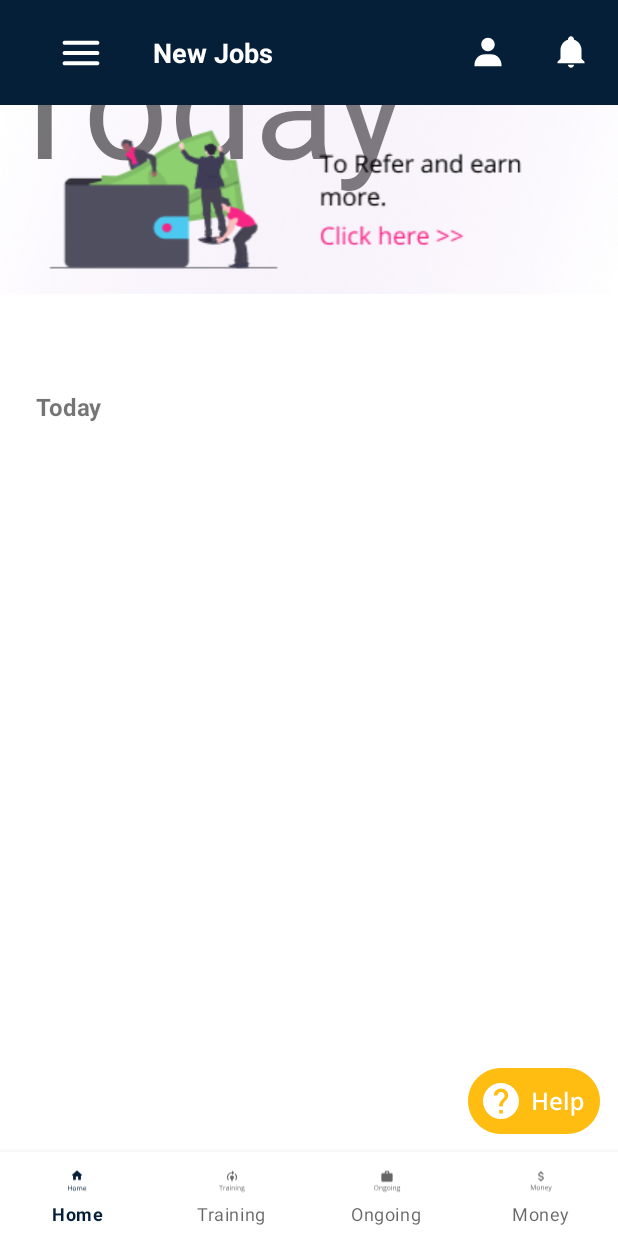
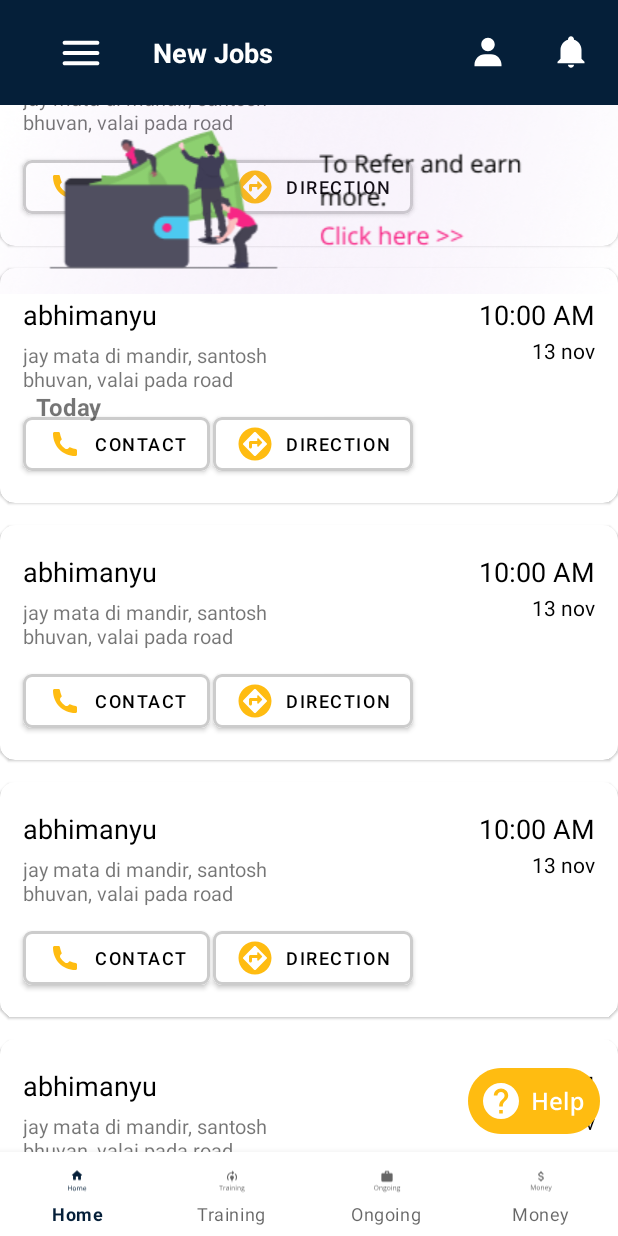
Before and after one commit to AmolPardeshi99/Homify, an Android app: the fragment TodayFragment placed in its activity, on a phone screen of 412 x 824 dp. Run offline under Robolectric (Android 15) with nearby library versions, the phone set to English and light mode, and no system bars; our stand-ins replace Firebase (no records; nobody signed in at launch, a user with empty details on screens opened directly), data binding.

Commit message:
job description

```diff
--- a/app/build.gradle
+++ b/app/build.gradle
@@ -61,8 +61,8 @@ dependencies {
     implementation platform('com.google.firebase:firebase-bom:28.4.0')
     implementation 'com.google.firebase:firebase-auth-ktx'
     implementation 'com.google.firebase:firebase-database-ktx'
-    implementation 'androidx.browser:browser:1.3.0'
-    implementation 'com.google.firebase:firebase-firestore-ktx:23.0.3'
+    implementation 'androidx.browser:browser:1.4.0'
+    implementation 'com.google.firebase:firebase-firestore-ktx:24.0.0'
     implementation 'androidx.legacy:legacy-support-v4:1.0.0'
 
     // ViewModel and LiveData
--- a/app/src/main/java/dev/dominators/homify/ui/homepage/HomeActivity.kt
+++ b/app/src/main/java/dev/dominators/homify/ui/homepage/HomeActivity.kt
@@ -3,9 +3,11 @@ package dev.dominators.homify.ui.homepage
 import android.content.Intent
 import androidx.appcompat.app.AppCompatActivity
 import android.os.Bundle
+import android.view.LayoutInflater
 import android.view.MenuItem
 import android.view.View
 import android.widget.ImageButton
+import android.widget.ImageView
 import androidx.appcompat.app.ActionBarDrawerToggle
 import androidx.databinding.DataBindingUtil
 import androidx.drawerlayout.widget.DrawerLayout
@@ -13,6 +15,7 @@ import androidx.fragment.app.Fragment
 import com.google.android.material.navigation.NavigationBarView
 import dev.dominators.homify.R
 import dev.dominators.homify.databinding.ActivityMainBinding
+import dev.dominators.homify.databinding.FragmentHomeBinding
 import dev.dominators.homify.ui.training.TestResultFragment
 import dev.dominators.homify.ui.training.TrainingTabLayout
 
@@ -22,10 +25,12 @@ class HomeActivity : AppCompatActivity() {
     private lateinit var drawerLayout:DrawerLayout
 
     lateinit var activityMainBinding:ActivityMainBinding
+
     override fun onCreate(savedInstanceState: Bundle?) {
         super.onCreate(savedInstanceState)
         activityMainBinding = DataBindingUtil.setContentView(this,R.layout.activity_main)
         setBottomNavigation()
+
 
         drawerLayout = activityMainBinding.drawerLayout
         var navView = activityMainBinding.navView
@@ -34,6 +39,11 @@ class HomeActivity : AppCompatActivity() {
         toggle.syncState()
         supportActionBar?.setDisplayHomeAsUpEnabled(true)
 
+        var header = navView.getHeaderView(0)
+        val cancel_drawer:ImageView = header.findViewById(R.id.cancelHeader)
+        cancel_drawer.setOnClickListener {
+            drawerLayout.closeDrawers()
+        }
 
 
 
--- a/app/src/main/java/dev/dominators/homify/ui/homepage/HomeFragment.kt
+++ b/app/src/main/java/dev/dominators/homify/ui/homepage/HomeFragment.kt
@@ -28,6 +28,7 @@ class HomeFragment : Fragment() {
     lateinit var fragmentHomeBinding: FragmentHomeBinding
     lateinit var newJobAdapter: NewJobAdapter
 
+
     override fun onCreateView(
         inflater: LayoutInflater,
         container: ViewGroup?,
@@ -42,6 +43,8 @@ class HomeFragment : Fragment() {
         recyclerView.adapter = newJobAdapter
         return view
     }
+
+
 
 
 
--- a/app/src/main/java/dev/dominators/homify/ui/ongoing/TodayFragment.kt
+++ b/app/src/main/java/dev/dominators/homify/ui/ongoing/TodayFragment.kt
@@ -5,17 +5,43 @@ import androidx.fragment.app.Fragment
 import android.view.LayoutInflater
 import android.view.View
 import android.view.ViewGroup
+import androidx.databinding.DataBindingUtil
+import androidx.recyclerview.widget.LinearLayoutManager
 import dev.dominators.homify.R
+import dev.dominators.homify.databinding.FragmentAllBinding
+import dev.dominators.homify.databinding.FragmentTodayBinding
+import dev.dominators.homify.datamodel.Jobs
+import dev.dominators.homify.ui.homepage.recyclerView.AdapterOnGoing
 
 class TodayFragment : Fragment() {
 
-
+    lateinit var binding: FragmentTodayBinding
+    private  var list = arrayListOf<Jobs>()
+    private lateinit var adapter: AdapterOnGoing
     override fun onCreateView(
         inflater: LayoutInflater, container: ViewGroup?,
         savedInstanceState: Bundle?
     ): View? {
-        // Inflate the layout for this fragment
-        return inflater.inflate(R.layout.fragment_today, container, false)
+
+        binding = DataBindingUtil.inflate(inflater,R.layout.fragment_today,container,false)
+
+        builData()
+
+        adapter = AdapterOnGoing(list)
+        var linearLayoutManager = LinearLayoutManager(requireContext())
+        binding.recyclerToday.adapter = adapter
+        binding.recyclerToday.layoutManager = linearLayoutManager
+
+
+        return binding.root
+    }
+
+    fun builData(){
+        for(i in 0..20){
+            var address = "jay mata di mandir, santosh bhuvan, valai pada road"
+            val job = Jobs(address,"8237578373","10 jun","13 nov","abhimanyu","10:00 AM","job","1")
+            list.add(job)
+        }
     }
 
 
--- a/app/src/main/res/layout/fragment_today.xml
+++ b/app/src/main/res/layout/fragment_today.xml
@@ -1,17 +1,12 @@
 <?xml version="1.0" encoding="utf-8"?>
-<LinearLayout xmlns:android="http://schemas.android.com/apk/res/android"
-    xmlns:tools="http://schemas.android.com/tools"
+<layout xmlns:android="http://schemas.android.com/apk/res/android"
+    xmlns:tools="http://schemas.android.com/tools">
+    <LinearLayout
         android:layout_width="match_parent"
         android:layout_height="match_parent"
         android:orientation="vertical"
         tools:context=".ui.ongoing.TodayFragment">
 
-    <!-- TODO: Update blank fragment layout -->
-    <TextView
-        android:layout_width="match_parent"
-        android:layout_height="match_parent"
-        android:textSize="100dp"
-        android:text="@string/today" />
 
         <androidx.recyclerview.widget.RecyclerView
             android:layout_width="match_parent"
@@ -20,3 +15,4 @@
             />
 
     </LinearLayout>
+</layout>
--- a/app/src/main/res/layout/header_layout.xml
+++ b/app/src/main/res/layout/header_layout.xml
@@ -21,6 +21,7 @@
             app:civ_border_width="2dp" />
 
         <ImageView
+            android:id="@+id/cancelHeader"
             android:layout_width="wrap_content"
             android:layout_height="wrap_content"
             android:layout_alignParentEnd="true"
--- a/app/src/main/res/layout/newwork_item_layout.xml
+++ b/app/src/main/res/layout/newwork_item_layout.xml
@@ -16,6 +16,7 @@
         app:cardElevation="10dp">
 
         <androidx.constraintlayout.widget.ConstraintLayout
+            android:id="@+id/jobItem_home"
             android:layout_width="match_parent"
             android:layout_height="wrap_content"
             android:layout_marginBottom="10dp">
```
Also changed, not shown: app/src/main/java/dev/dominators/homify/ui/homepage/diffutil/JobItemClickListener.kt (added, +8 -0 lines), app/src/main/java/dev/dominators/homify/ui/ongoing/TommorowFragment.kt (+27 -2 lines), app/src/main/java/dev/dominators/homify/ui/ongoing/WeekFragment.kt (+28 -3 lines), app/src/main/res/layout/fragment_tommorow.xml (+4 -8 lines), app/src/main/res/layout/fragment_week.xml (+4 -9 lines). Lines whose indentation alone changed are shown as unchanged.
